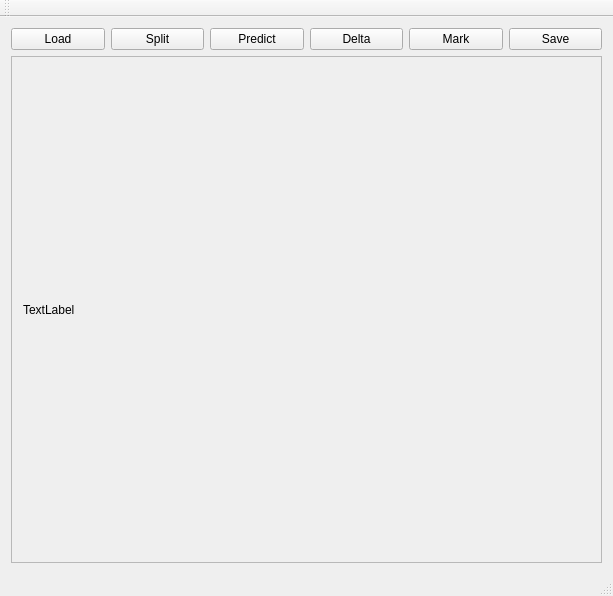
michas-eu/img_compressor, file mainwindow.ui: the form before one commit.
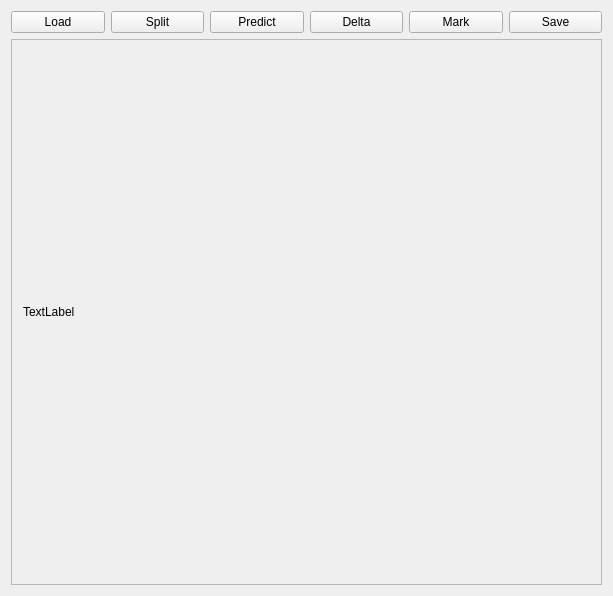
The form after the commit.

The edit to the form file:
```diff
--- a/mainwindow.ui
+++ b/mainwindow.ui
@@ -14,6 +14,9 @@
    <string>MainWindow</string>
   </property>
   <widget class="QWidget" name="centralWidget">
+   <property name="enabled">
+    <bool>true</bool>
+   </property>
    <layout class="QVBoxLayout" name="verticalLayout">
     <item>
      <layout class="QHBoxLayout" name="horizontalLayout">
@@ -75,7 +78,7 @@
          <x>0</x>
          <y>0</y>
          <width>593</width>
-         <height>486</height>
+         <height>546</height>
         </rect>
        </property>
        <layout class="QVBoxLayout" name="verticalLayout_2">
@@ -92,25 +95,6 @@
     </item>
    </layout>
   </widget>
-  <widget class="QMenuBar" name="menuBar">
-   <property name="geometry">
-    <rect>
-     <x>0</x>
-     <y>0</y>
-     <width>613</width>
-     <height>20</height>
-    </rect>
-   </property>
-  </widget>
-  <widget class="QToolBar" name="mainToolBar">
-   <attribute name="toolBarArea">
-    <enum>TopToolBarArea</enum>
-   </attribute>
-   <attribute name="toolBarBreak">
-    <bool>false</bool>
-   </attribute>
-  </widget>
-  <widget class="QStatusBar" name="statusBar"/>
  </widget>
  <layoutdefault spacing="6" margin="11"/>
  <resources/>
```
